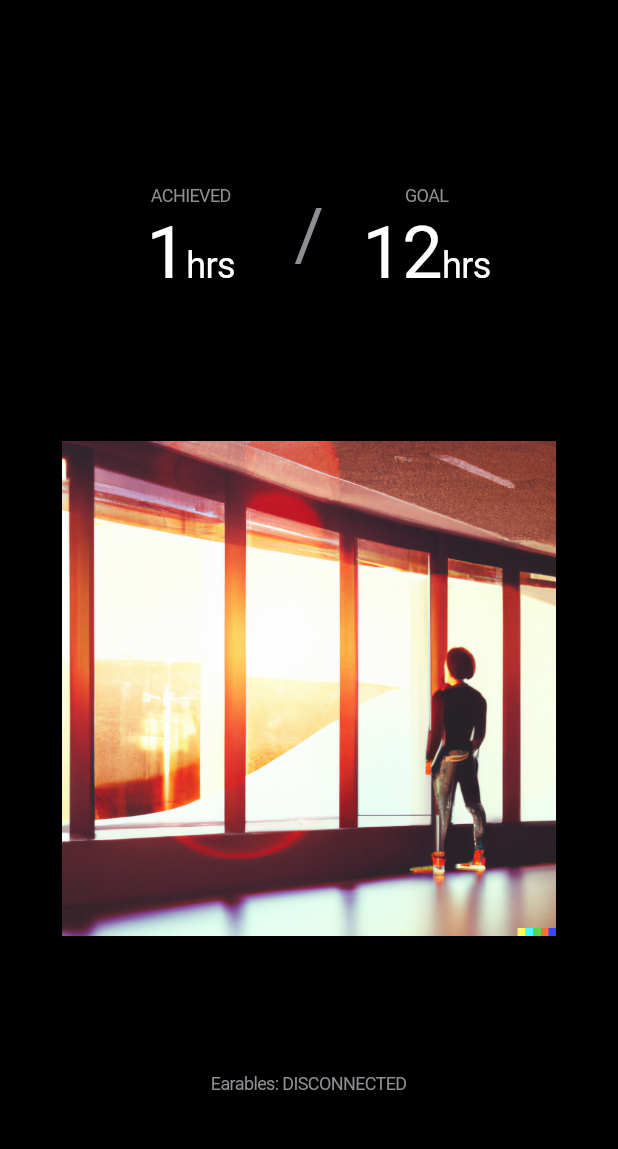
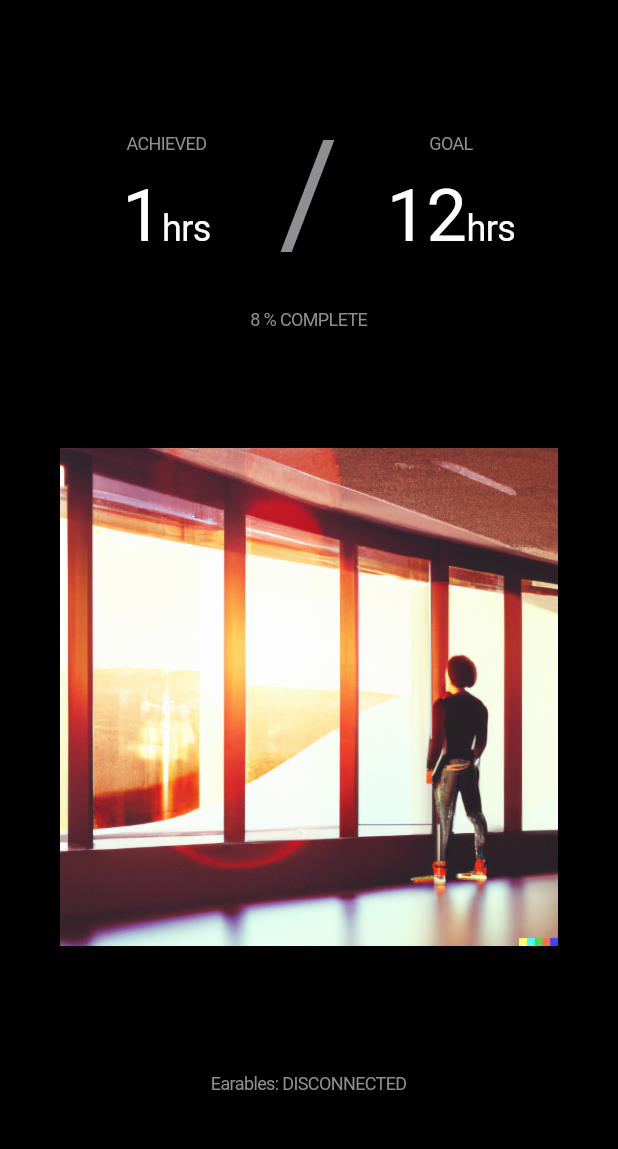
Before and after one commit to KaloyanDDraganov/Stand_Up_Assist, a Flutter app: the first screen one second after launch, on a phone screen of 412 x 824 dp, the part 53-1202 px from its top. Run offline on Flutter 3.47's test engine with Material 2 defaults, Android fonts, the light colour scheme and no system bars; our stand-ins replace flutter_blue.

Commit message:
Added a completion percentage. No longer sending nudges after goal is complete.

```diff
--- a/lib/application/StandUpCounter.dart
+++ b/lib/application/StandUpCounter.dart
@@ -10,6 +10,7 @@ class StandUpCounter {
   final ALPHA = 0.125;
   final STAND_UP_THRESHOLD = 0.8;
   var _totalStandUps = 0;
+  var _goalStandUps = 12;
   var _stoodThisHour = false;
 
   DateTime currentDate = DateTime.now();
@@ -82,10 +83,11 @@ class StandUpCounter {
   }
 
   void _handleNewNudge() {
-    if (!_stoodThisHour) {
+    if (!_stoodThisHour && _totalStandUps < _goalStandUps) {
       NudgerAlert().showAlertDialog(_homePageState.context);
+    } else if (_totalStandUps < _goalStandUps) {
+      Timer(const Duration(hours: 1), _handleNewNudge);
     }
-    Timer(const Duration(hours: 1), _handleNewHour);
   }
 
   void _handleNewDay() {
--- a/lib/widgets/states/HomePageState.dart
+++ b/lib/widgets/states/HomePageState.dart
@@ -5,13 +5,14 @@ import '../../application/BluetoothHandler.dart';
 import '../../application/StandUpCounter.dart';
 
 class HomePageState extends State<HomePage> {
-  final BluetoothHandler _bleHandler = BluetoothHandler();
-  String _bleConnectionStatus = "Disconnected";
-  final StandUpCounter _standUpCounter = StandUpCounter();
-  bool init = false;
+  final _bleHandler = BluetoothHandler();
+  var _bleConnectionStatus = "Disconnected";
+  final _standUpCounter = StandUpCounter();
+  var init = false;
 
-  int _standUpHours = 0;
-  final int _goalStandUpHours = 12;
+  var _standUpHours = 0;
+  final _goalStandUpHours = 12;
+  var _completion = 0;
 
   void updateConnectionStatus(bool isConnected) {
     setState(() {
@@ -22,6 +23,7 @@ class HomePageState extends State<HomePage> {
   void updateStandUpHours(int hours) {
     setState(() {
       _standUpHours = hours;
+      _completion = ((_standUpHours / _goalStandUpHours) * 100).round();
 
       if (_standUpHours == _goalStandUpHours) {
         GoalAccomplishedAlert().showAlertDialog(context);
@@ -51,16 +53,20 @@ class HomePageState extends State<HomePage> {
             child: const Icon(CupertinoIcons.bluetooth),
           ),
         ),
+        child: Padding(
+          padding:
+              const EdgeInsets.only(left: 40, right: 40, top: 60, bottom: 60),
           child: Center(
             child: Column(
-          mainAxisAlignment: MainAxisAlignment.start,
+              mainAxisAlignment: MainAxisAlignment.center,
               children: <Widget>[
                 Expanded(
-                flex: 2,
-                child: Padding(
-                    padding: const EdgeInsets.only(
-                        left: 60, right: 60, top: 120, bottom: 60),
-                    child: Row(
+                    flex: 3,
+                    child: Column(
+                      mainAxisAlignment: MainAxisAlignment.center,
+                      children: [
+                        Row(
+                          mainAxisAlignment: MainAxisAlignment.center,
                           children: [
                             Expanded(
                                 flex: 6,
@@ -69,7 +75,7 @@ class HomePageState extends State<HomePage> {
                                   children: [
                                     Padding(
                                         padding:
-                                        const EdgeInsets.only(bottom: 10.0),
+                                            const EdgeInsets.only(bottom: 20.0),
                                         child: Row(
                                             mainAxisAlignment:
                                                 MainAxisAlignment.center,
@@ -81,7 +87,8 @@ class HomePageState extends State<HomePage> {
                                                           .systemGrey))
                                             ])),
                                     Row(
-                                  mainAxisAlignment: MainAxisAlignment.center,
+                                      mainAxisAlignment:
+                                          MainAxisAlignment.center,
                                       children: [
                                         Text(
                                           '$_standUpHours',
@@ -90,40 +97,31 @@ class HomePageState extends State<HomePage> {
                                         ),
                                         const Text(
                                           'hrs',
-                                      style:
-                                          TextStyle(height: 2, fontSize: 24.0),
+                                          style: TextStyle(
+                                              height: 2, fontSize: 24.0),
                                         )
                                       ],
                                     )
                                   ],
                                 )),
-                        Expanded(
-                          flex: 1,
-                          child: Column(
-                            mainAxisAlignment: MainAxisAlignment.center,
-                            children: [
-                              Row(
-                                mainAxisAlignment: MainAxisAlignment.center,
-                                children: const [
-                                  Text(
+                            const Expanded(
+                                flex: 2,
+                                child: Center(
+                                  child: Text(
                                     '/',
                                     style: TextStyle(
-                                        height: 1,
-                                        fontSize: 48.0,
+                                        fontSize: 96.0,
                                         color: CupertinoColors.systemGrey),
-                                  )
-                                ],
-                              )
-                            ],
                                   ),
-                        ),
+                                )),
                             Expanded(
                               flex: 6,
                               child: Column(
                                 mainAxisAlignment: MainAxisAlignment.center,
                                 children: [
                                   Padding(
-                                  padding: const EdgeInsets.only(bottom: 10.0),
+                                      padding:
+                                          const EdgeInsets.only(bottom: 20.0),
                                       child: Row(
                                           mainAxisAlignment:
                                               MainAxisAlignment.center,
@@ -131,8 +129,8 @@ class HomePageState extends State<HomePage> {
                                             Text('Goal'.toUpperCase(),
                                                 style: const TextStyle(
                                                     fontSize: 12.0,
-                                                color:
-                                                    CupertinoColors.systemGrey))
+                                                    color: CupertinoColors
+                                                        .systemGrey))
                                           ])),
                                   Row(
                                     mainAxisAlignment: MainAxisAlignment.center,
@@ -144,7 +142,8 @@ class HomePageState extends State<HomePage> {
                                       ),
                                       const Text(
                                         'hrs',
-                                    style: TextStyle(height: 2, fontSize: 24.0),
+                                        style: TextStyle(
+                                            height: 2, fontSize: 24.0),
                                       )
                                     ],
                                   )
@@ -152,18 +151,25 @@ class HomePageState extends State<HomePage> {
                               ),
                             ),
                           ],
-                    ))),
-            Expanded(
-                flex: 2,
-                child: FractionallySizedBox(
-                  widthFactor: 0.8,
-                  heightFactor: 1.0,
-                  child: Image.asset('assets/images/standing.png'),
+                        ),
+                        Row(
+                          mainAxisAlignment: MainAxisAlignment.center,
+                          children: [
+                            Padding(
+                                padding: EdgeInsets.only(top: 20, bottom: 20),
+                                child: Text(
+                                    '$_completion % complete'.toUpperCase(),
+                                    style: const TextStyle(
+                                        fontSize: 12.0,
+                                        color: CupertinoColors.systemGrey)))
+                          ],
+                        ),
+                      ],
                     )),
                 Expanded(
+                    flex: 4, child: Image.asset('assets/images/standing.png')),
+                Expanded(
                   flex: 1,
-              child: Padding(
-                padding: const EdgeInsets.only(bottom: 60),
                   child: Column(
                     mainAxisAlignment: MainAxisAlignment.end,
                     children: [
@@ -184,11 +190,10 @@ class HomePageState extends State<HomePage> {
                       )
                     ],
                   ),
-              ),
                 )
               ],
             ),
           ),
-    );
+        ));
   }
 }
```
Lines whose indentation alone changed are shown as unchanged.
